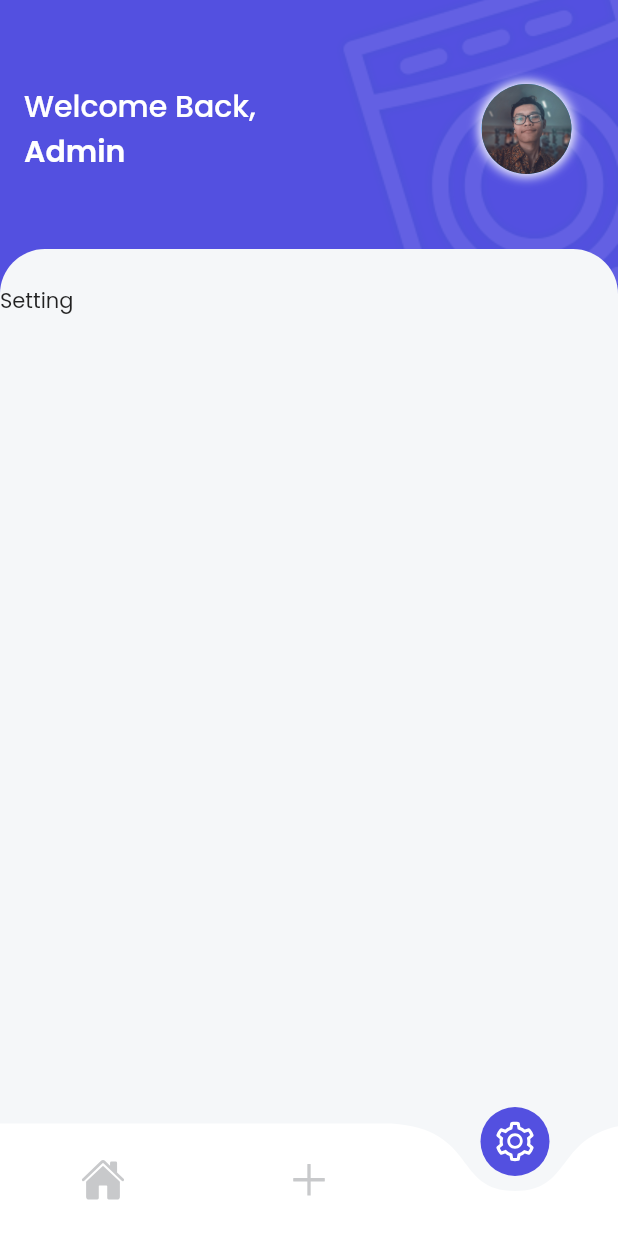
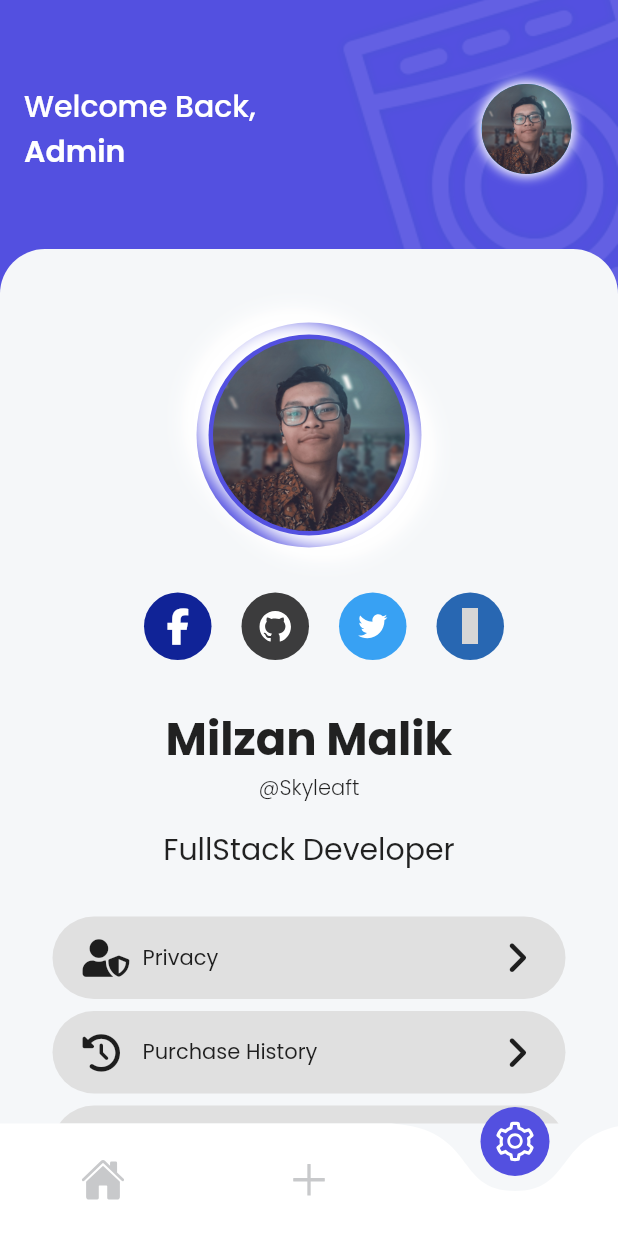
Before and after one commit to Skyleaft/uts_akb, a Flutter app: the Home screen opened by its route, item 3 of the bottom bar chosen, on a phone screen of 412 x 824 dp. Run offline on Flutter 3.47's test engine with Material 2 defaults, Android fonts, the phone set to English and light mode, and no system bars; drawn by our look-alikes of curved_navigation_bar; our stand-ins replace flutter_icons, flutter_screenutil, fluttertoast, google_fonts, rounded_loading_button, simple_animations and 2 more; missing offline and left inert: flutter_web_browser, sa_v1_migration; accounts and stored records are empty; grey boxes are pictures that could not be loaded.

Commit message:
setting page, open link to browser

```diff
--- a/lib/pages/setting.dart
+++ b/lib/pages/setting.dart
@@ -1,4 +1,8 @@
 import 'package:flutter/material.dart';
+import 'package:uts_akb/utils/constants.dart';
+import 'package:flutter_icons/flutter_icons.dart';
+import 'package:uts_akb/widget/profileitem.dart';
+import 'package:flutter_web_browser/flutter_web_browser.dart';
 
 class Setting extends StatelessWidget {
   const Setting({Key key}) : super(key: key);
@@ -6,7 +10,192 @@ class Setting extends StatelessWidget {
   @override
   Widget build(BuildContext context) {
     return Container(
-      child: Text("Setting"),
+      child: Stack(
+        children: <Widget>[
+          Padding(
+            padding: EdgeInsets.all(25),
+            child: Column(
+              children: <Widget>[
+                AvatarImage(),
+                SizedBox(
+                  height: 30,
+                ),
+                SocialIcons(),
+                SizedBox(height: 30),
+                Text(
+                  'Milzan Malik',
+                  style: TextStyle(
+                      fontSize: 30,
+                      fontWeight: FontWeight.w700,
+                      fontFamily: "Poppins"),
+                ),
+                Text(
+                  '@Skyleaft',
+                  style: TextStyle(fontWeight: FontWeight.w300),
+                ),
+                SizedBox(height: 15),
+                Text(
+                  'FullStack Developer',
+                  textAlign: TextAlign.center,
+                  style: TextStyle(fontSize: 20, fontFamily: "Poppins"),
+                ),
+                SizedBox(height: 30),
+                ProfileListItems(),
+              ],
+            ),
+          )
+        ],
+      ),
     );
   }
 }
+
+BoxDecoration avatarDecoration = BoxDecoration(
+    shape: BoxShape.circle,
+    color: Constants.primaryColor,
+    boxShadow: [
+      BoxShadow(
+        color: Colors.white,
+        offset: Offset(10, 10),
+        blurRadius: 10,
+      ),
+      BoxShadow(
+        color: Colors.white,
+        offset: Offset(-10, -10),
+        blurRadius: 10,
+      ),
+    ]);
+
+class AvatarImage extends StatelessWidget {
+  @override
+  Widget build(BuildContext context) {
+    return Container(
+      width: 150,
+      height: 150,
+      padding: EdgeInsets.all(8),
+      decoration: avatarDecoration,
+      child: Container(
+        decoration: avatarDecoration,
+        padding: EdgeInsets.all(3),
+        child: Container(
+          decoration: BoxDecoration(
+            shape: BoxShape.circle,
+            image: DecorationImage(
+              image: AssetImage('assets/images/ppall(3).jpg'),
+            ),
+          ),
+        ),
+      ),
+    );
+  }
+}
+
+class SocialIcons extends StatelessWidget {
+  @override
+  Widget build(BuildContext context) {
+    return Row(
+      mainAxisAlignment: MainAxisAlignment.center,
+      children: <Widget>[
+        SocialIcon(
+          color: Color(0xFF102397),
+          iconData: FlutterIcons.facebook_f_faw,
+          onPressed: () {
+            _launchURL("https://www.facebook.com/milzanmlk");
+          },
+        ),
+        SocialIcon(
+          color: Color(0xFF3C3C3D),
+          iconData: FlutterIcons.github_ant,
+          onPressed: () {
+            _launchURL("https://github.com/Skyleaft");
+          },
+        ),
+        SocialIcon(
+          color: Color(0xFF38A1F3),
+          iconData: FlutterIcons.twitter_ant,
+          onPressed: () {
+            _launchURL("https://twitter.com/milzanmlk");
+          },
+        ),
+        SocialIcon(
+          color: Color(0xFF2867B2),
+          iconData: FlutterIcons.linkedin_ent,
+          onPressed: () {
+            _launchURL("https://www.linkedin.com/in/milzan-malik-407454189/");
+          },
+        )
+      ],
+    );
+  }
+}
+
+_launchURL(String _url) async {
+  await FlutterWebBrowser.openWebPage(
+    url: _url,
+    customTabsOptions: CustomTabsOptions(
+      colorScheme: CustomTabsColorScheme.dark,
+      toolbarColor: Constants.primaryColor,
+      addDefaultShareMenuItem: true,
+      instantAppsEnabled: true,
+      showTitle: true,
+      urlBarHidingEnabled: true,
+    ),
+    safariVCOptions: SafariViewControllerOptions(
+      barCollapsingEnabled: true,
+      preferredBarTintColor: Colors.green,
+      dismissButtonStyle: SafariViewControllerDismissButtonStyle.close,
+      modalPresentationCapturesStatusBarAppearance: true,
+    ),
+  );
+}
+
+class SocialIcon extends StatelessWidget {
+  final Color color;
+  final IconData iconData;
+  final Function onPressed;
+
+  SocialIcon({this.color, this.iconData, this.onPressed});
+
+  @override
+  Widget build(BuildContext context) {
+    return new Padding(
+      padding: EdgeInsets.only(left: 20.0),
+      child: Container(
+        width: 45.0,
+        height: 45.0,
+        decoration: BoxDecoration(shape: BoxShape.circle, color: color),
+        child: RawMaterialButton(
+          shape: CircleBorder(),
+          onPressed: onPressed,
+          child: Icon(iconData, color: Colors.white),
+        ),
+      ),
+    );
+  }
+}
+
+class ProfileListItems extends StatelessWidget {
+  @override
+  Widget build(BuildContext context) {
+    return Column(
+      children: <Widget>[
+        ProfileListItem(
+          icon: FlutterIcons.user_shield_faw5s,
+          text: 'Privacy',
+        ),
+        ProfileListItem(
+          icon: FlutterIcons.history_faw,
+          text: 'Purchase History',
+        ),
+        ProfileListItem(
+          icon: FlutterIcons.help_box_mco,
+          text: 'Help & Support',
+        ),
+        ProfileListItem(
+          icon: FlutterIcons.sign_out_faw,
+          text: 'Logout',
+        ),
+      ],
+    );
+  }
+}
--- a/lib/utils/constants.dart
+++ b/lib/utils/constants.dart
@@ -1,4 +1,9 @@
 import 'package:flutter/material.dart';
+
+IconData twitter = IconData(0xe900, fontFamily: "CustomIcons");
+IconData facebook = IconData(0xe901, fontFamily: "CustomIcons");
+IconData googlePlus = IconData(0xe902, fontFamily: "CustomIcons");
+IconData linkedin = IconData(0xe903, fontFamily: "CustomIcons");
 
 class Constants {
   static final Color primaryColor = Color.fromRGBO(83, 80, 224, 1);
--- /dev/null
+++ b/lib/widget/profileitem.dart
@@ -0,0 +1,52 @@
+import 'package:flutter/material.dart';
+import 'package:flutter_icons/flutter_icons.dart';
+
+class ProfileListItem extends StatelessWidget {
+  final IconData icon;
+  final String text;
+  final bool hasNavigation;
+
+  const ProfileListItem({
+    Key key,
+    this.icon,
+    this.text,
+    this.hasNavigation = true,
+  }) : super(key: key);
+
+  @override
+  Widget build(BuildContext context) {
+    return Container(
+      height: 55,
+      margin: EdgeInsets.symmetric(
+        horizontal: 10,
+      ).copyWith(
+        bottom: 8,
+      ),
+      padding: EdgeInsets.symmetric(
+        horizontal: 20,
+      ),
+      decoration: BoxDecoration(
+        borderRadius: BorderRadius.circular(30),
+        color: Colors.grey.shade300,
+      ),
+      child: Row(
+        children: <Widget>[
+          Icon(
+            this.icon,
+            size: 25,
+          ),
+          SizedBox(width: 15),
+          Text(
+            this.text,
+          ),
+          Spacer(),
+          if (this.hasNavigation)
+            Icon(
+              FlutterIcons.angle_right_faw,
+              size: 25,
+            ),
+        ],
+      ),
+    );
+  }
+}
--- a/pubspec.yaml
+++ b/pubspec.yaml
@@ -40,6 +40,7 @@ dependencies:
   rounded_loading_button: ^2.0.4
   fluttertoast: ^8.0.7
   sqflite: ^2.0.0+3
+  flutter_web_browser: ^0.14.0
 
 dev_dependencies:
   flutter_test:
```
Also changed, not shown: pubspec.lock.
